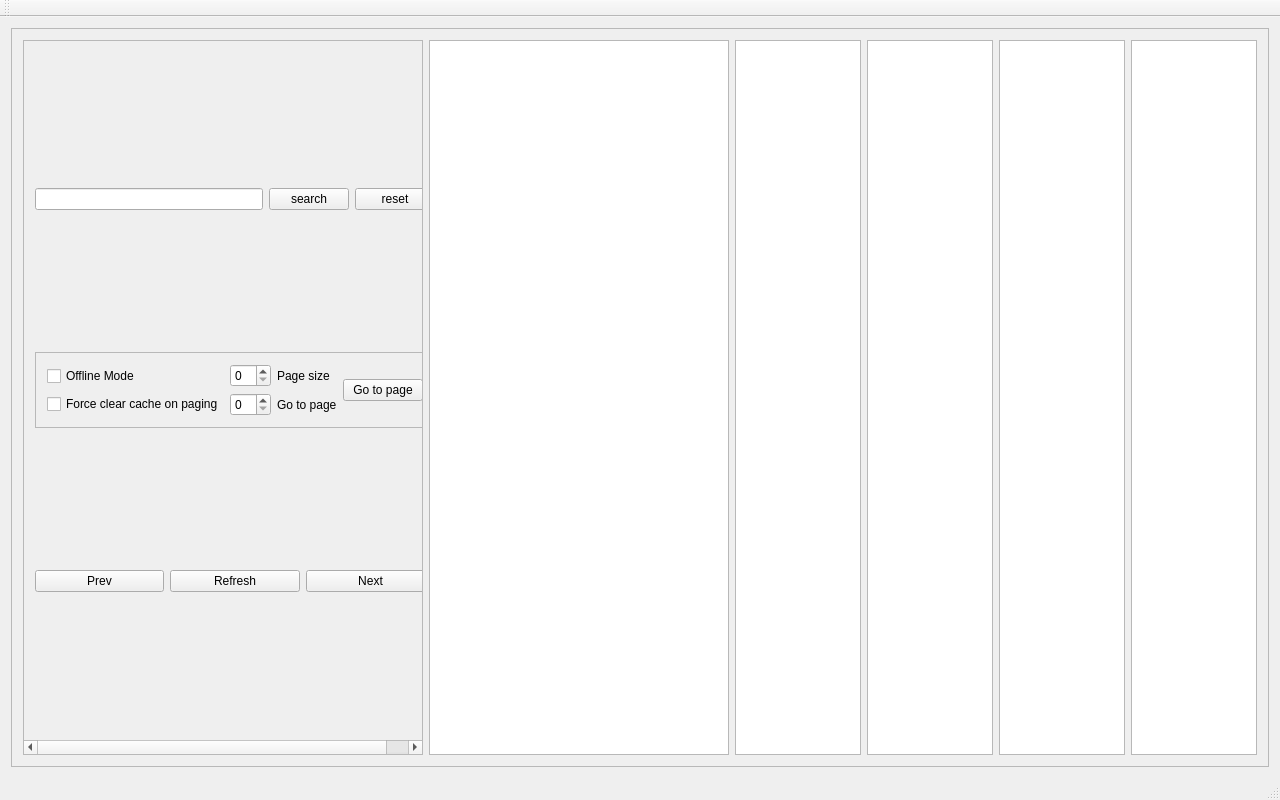
The window that mainwindow.ui (blockspacer/pages) describes before a commit, drawn with Qt 5.
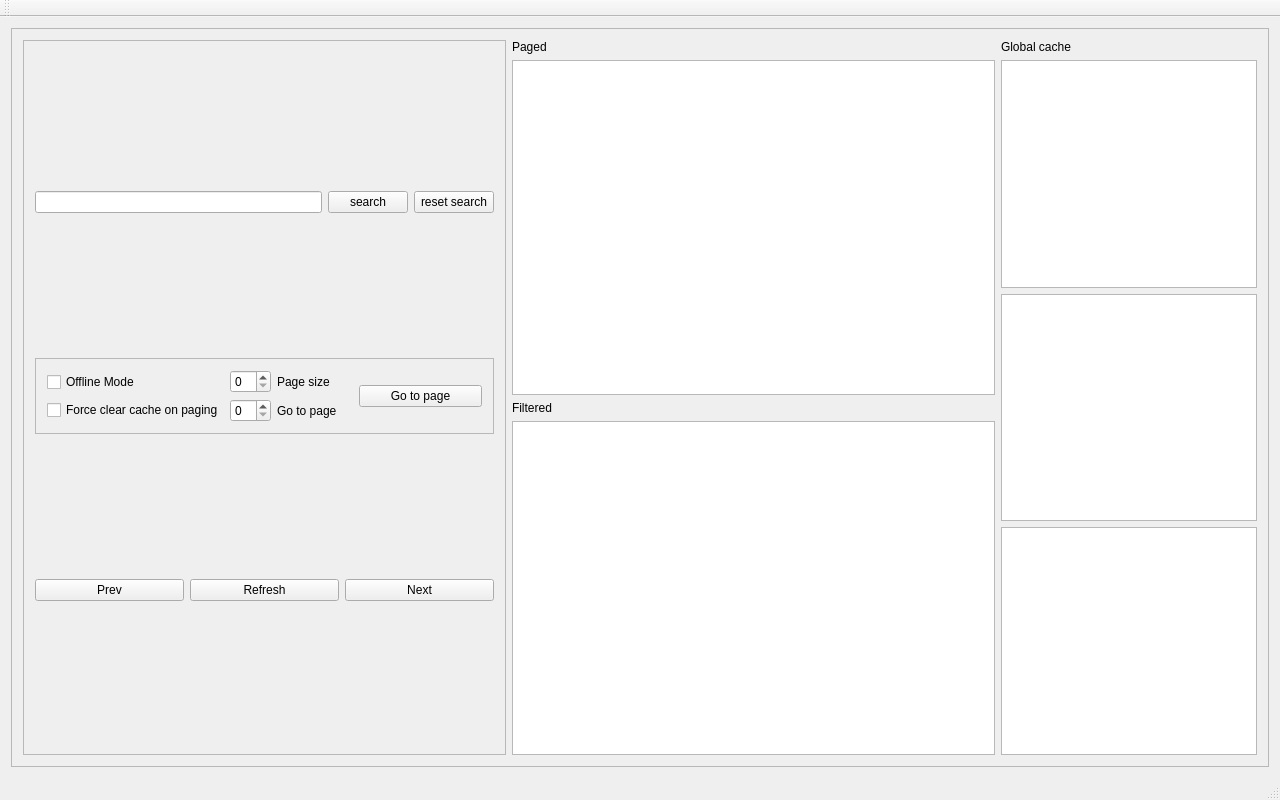
The same window after the commit.

```diff
--- a/mainwindow.ui
+++ b/mainwindow.ui
@@ -25,6 +25,15 @@
       </property>
       <layout class="QGridLayout" name="gridLayout_2">
        <item row="0" column="6">
+        <layout class="QVBoxLayout" name="verticalLayout_3">
+         <item>
+          <widget class="QLabel" name="label_5">
+           <property name="text">
+            <string>Global cache</string>
+           </property>
+          </widget>
+         </item>
+         <item>
         <widget class="QListView" name="listView_2">
          <property name="sizePolicy">
           <sizepolicy hsizetype="Maximum" vsizetype="Expanding">
@@ -34,7 +43,17 @@
          </property>
         </widget>
        </item>
-       <item row="0" column="5">
+         <item>
+          <widget class="QListView" name="listView_3">
+           <property name="sizePolicy">
+            <sizepolicy hsizetype="Maximum" vsizetype="Expanding">
+             <horstretch>0</horstretch>
+             <verstretch>0</verstretch>
+            </sizepolicy>
+           </property>
+          </widget>
+         </item>
+         <item>
         <widget class="QListView" name="listView">
          <property name="sizePolicy">
           <sizepolicy hsizetype="Maximum" vsizetype="Expanding">
@@ -44,21 +63,7 @@
          </property>
         </widget>
        </item>
-       <item row="0" column="3">
-        <widget class="QTableView" name="tableView">
-         <property name="sizePolicy">
-          <sizepolicy hsizetype="MinimumExpanding" vsizetype="Expanding">
-           <horstretch>0</horstretch>
-           <verstretch>0</verstretch>
-          </sizepolicy>
-         </property>
-         <property name="minimumSize">
-          <size>
-           <width>300</width>
-           <height>0</height>
-          </size>
-         </property>
-        </widget>
+        </layout>
        </item>
        <item row="0" column="2">
         <layout class="QVBoxLayout" name="verticalLayout"/>
@@ -66,7 +71,7 @@
        <item row="0" column="1">
         <widget class="QScrollArea" name="scrollArea">
          <property name="sizePolicy">
-          <sizepolicy hsizetype="MinimumExpanding" vsizetype="Expanding">
+          <sizepolicy hsizetype="Expanding" vsizetype="Expanding">
            <horstretch>0</horstretch>
            <verstretch>0</verstretch>
           </sizepolicy>
@@ -85,7 +90,7 @@
            <rect>
             <x>0</x>
             <y>0</y>
-            <width>398</width>
+            <width>487</width>
             <height>716</height>
            </rect>
           </property>
@@ -204,7 +209,7 @@
              <item>
               <widget class="QPushButton" name="resetButton">
                <property name="text">
-                <string>reset</string>
+                <string>reset search</string>
                </property>
               </widget>
              </item>
@@ -214,18 +219,42 @@
          </widget>
         </widget>
        </item>
-       <item row="0" column="7">
-        <widget class="QListView" name="listView_3">
+       <item row="0" column="3">
+        <layout class="QVBoxLayout" name="verticalLayout_4">
+         <item>
+          <widget class="QLabel" name="label_3">
+           <property name="text">
+            <string>Paged</string>
+           </property>
+          </widget>
+         </item>
+         <item>
+          <widget class="QTableView" name="tableView">
          <property name="sizePolicy">
-          <sizepolicy hsizetype="Maximum" vsizetype="Expanding">
+            <sizepolicy hsizetype="MinimumExpanding" vsizetype="Expanding">
            <horstretch>0</horstretch>
            <verstretch>0</verstretch>
           </sizepolicy>
          </property>
-        </widget>
-       </item>
-       <item row="0" column="4">
+           <property name="minimumSize">
+            <size>
+             <width>300</width>
+             <height>0</height>
+            </size>
+           </property>
+          </widget>
+         </item>
+         <item>
+          <widget class="QLabel" name="label_4">
+           <property name="text">
+            <string>Filtered</string>
+           </property>
+          </widget>
+         </item>
+         <item>
         <widget class="QTableView" name="tableView_2"/>
+         </item>
+        </layout>
        </item>
       </layout>
      </widget>
```
Lines whose indentation alone changed are shown as unchanged.
